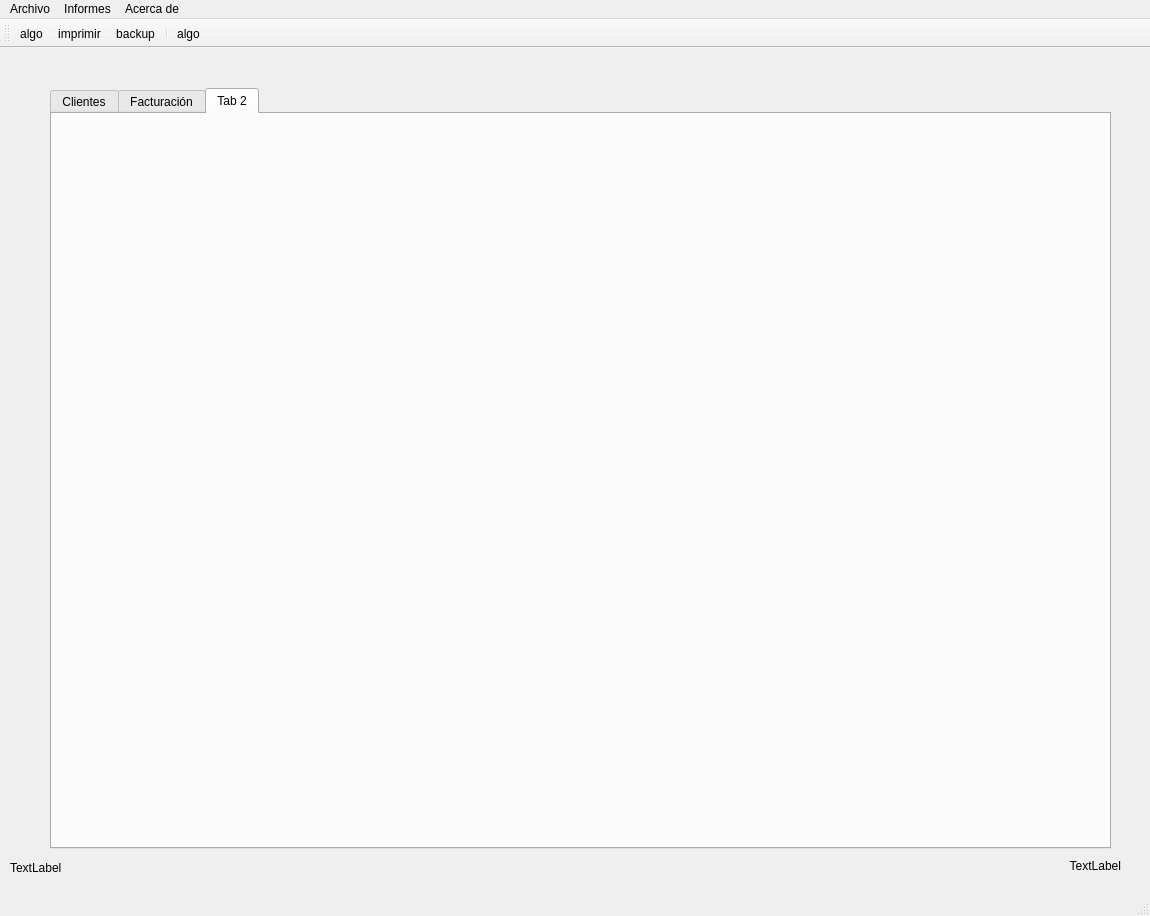
Old version of the form Ventana.ui in the repository roxep5/PrimerProyectoPython.
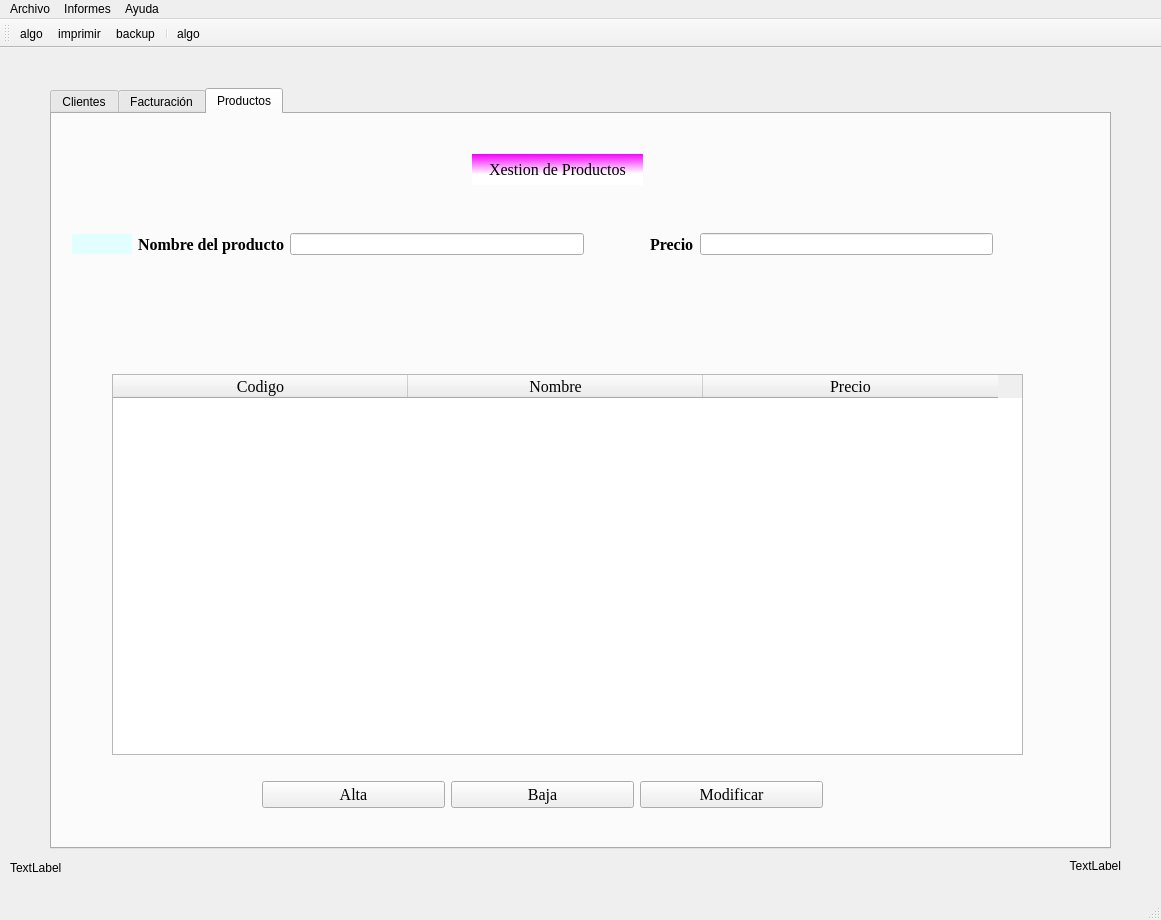
New version of the form. The open tabs and pages were chosen to show the change. Icons and pictures are not drawn.

The edit to the form file:
```diff
--- a/Ventana.ui
+++ b/Ventana.ui
@@ -6,8 +6,8 @@
    <rect>
     <x>0</x>
     <y>0</y>
-    <width>1150</width>
-    <height>916</height>
+    <width>1161</width>
+    <height>920</height>
    </rect>
   </property>
   <property name="sizePolicy">
@@ -815,8 +815,275 @@
     </widget>
     <widget class="QWidget" name="tab_2">
      <attribute name="title">
-      <string>Tab 2</string>
+      <string>Productos</string>
      </attribute>
+     <widget class="QLabel" name="lblxestion_2">
+      <property name="geometry">
+       <rect>
+        <x>420</x>
+        <y>40</y>
+        <width>171</width>
+        <height>31</height>
+       </rect>
+      </property>
+      <property name="font">
+       <font>
+        <family>Times New Roman</family>
+        <pointsize>12</pointsize>
+       </font>
+      </property>
+      <property name="styleSheet">
+       <string notr="true">background-color:qlineargradient(spread:pad, x1:0.42, y1:0, x2:0.449, y2:1, stop:0 rgba(245, 0, 255, 255), stop:0.642045 rgba(255, 255, 255, 255))</string>
+      </property>
+      <property name="text">
+       <string>Xestion de Productos</string>
+      </property>
+      <property name="alignment">
+       <set>Qt::AlignCenter</set>
+      </property>
+     </widget>
+     <widget class="QScrollArea" name="scrollArea_2">
+      <property name="geometry">
+       <rect>
+        <x>60</x>
+        <y>260</y>
+        <width>911</width>
+        <height>381</height>
+       </rect>
+      </property>
+      <property name="widgetResizable">
+       <bool>true</bool>
+      </property>
+      <widget class="QWidget" name="scrollAreaWidgetContents_2">
+       <property name="geometry">
+        <rect>
+         <x>0</x>
+         <y>0</y>
+         <width>909</width>
+         <height>379</height>
+        </rect>
+       </property>
+       <widget class="QTableWidget" name="tableProd">
+        <property name="geometry">
+         <rect>
+          <x>0</x>
+          <y>0</y>
+          <width>911</width>
+          <height>381</height>
+         </rect>
+        </property>
+        <property name="font">
+         <font>
+          <family>Times New Roman</family>
+          <pointsize>12</pointsize>
+         </font>
+        </property>
+        <property name="layoutDirection">
+         <enum>Qt::LeftToRight</enum>
+        </property>
+        <property name="frameShape">
+         <enum>QFrame::NoFrame</enum>
+        </property>
+        <attribute name="horizontalHeaderDefaultSectionSize">
+         <number>295</number>
+        </attribute>
+        <column>
+         <property name="text">
+          <string>Codigo</string>
+         </property>
+         <property name="toolTip">
+          <string/>
+         </property>
+         <property name="font">
+          <font>
+           <family>Times New Roman</family>
+           <pointsize>12</pointsize>
+          </font>
+         </property>
+         <property name="textAlignment">
+          <set>AlignCenter</set>
+         </property>
+        </column>
+        <column>
+         <property name="text">
+          <string>Nombre</string>
+         </property>
+         <property name="font">
+          <font>
+           <family>Times New Roman</family>
+           <pointsize>12</pointsize>
+          </font>
+         </property>
+         <property name="textAlignment">
+          <set>AlignCenter</set>
+         </property>
+        </column>
+        <column>
+         <property name="text">
+          <string>Precio</string>
+         </property>
+         <property name="font">
+          <font>
+           <family>Times New Roman</family>
+           <pointsize>12</pointsize>
+          </font>
+         </property>
+         <property name="textAlignment">
+          <set>AlignCenter</set>
+         </property>
+        </column>
+       </widget>
+      </widget>
+     </widget>
+     <widget class="QWidget" name="layoutWidget">
+      <property name="geometry">
+       <rect>
+        <x>20</x>
+        <y>110</y>
+        <width>921</width>
+        <height>41</height>
+       </rect>
+      </property>
+      <layout class="QHBoxLayout" name="horizontalLayout_8">
+       <item>
+        <widget class="QLineEdit" name="editCod">
+         <property name="minimumSize">
+          <size>
+           <width>60</width>
+           <height>20</height>
+          </size>
+         </property>
+         <property name="maximumSize">
+          <size>
+           <width>60</width>
+           <height>20</height>
+          </size>
+         </property>
+         <property name="styleSheet">
+          <string notr="true">background-color: rgb(225, 255, 253)</string>
+         </property>
+         <property name="inputMask">
+          <string notr="true"/>
+         </property>
+         <property name="frame">
+          <bool>false</bool>
+         </property>
+         <property name="echoMode">
+          <enum>QLineEdit::Normal</enum>
+         </property>
+         <property name="readOnly">
+          <bool>true</bool>
+         </property>
+         <property name="placeholderText">
+          <string notr="true"/>
+         </property>
+        </widget>
+       </item>
+       <item>
+        <widget class="QLabel" name="lblNomeProd">
+         <property name="font">
+          <font>
+           <family>Times New Roman</family>
+           <pointsize>12</pointsize>
+           <weight>75</weight>
+           <bold>true</bold>
+          </font>
+         </property>
+         <property name="text">
+          <string>Nombre del producto</string>
+         </property>
+        </widget>
+       </item>
+       <item>
+        <widget class="QLineEdit" name="editNombreProd"/>
+       </item>
+       <item>
+        <spacer name="horizontalSpacer_5">
+         <property name="orientation">
+          <enum>Qt::Horizontal</enum>
+         </property>
+         <property name="sizeType">
+          <enum>QSizePolicy::Fixed</enum>
+         </property>
+         <property name="sizeHint" stdset="0">
+          <size>
+           <width>60</width>
+           <height>30</height>
+          </size>
+         </property>
+        </spacer>
+       </item>
+       <item>
+        <widget class="QLabel" name="lblPrecioProd">
+         <property name="font">
+          <font>
+           <family>Times New Roman</family>
+           <pointsize>12</pointsize>
+           <weight>75</weight>
+           <bold>true</bold>
+          </font>
+         </property>
+         <property name="text">
+          <string>Precio</string>
+         </property>
+        </widget>
+       </item>
+       <item>
+        <widget class="QLineEdit" name="editPrecioProd"/>
+       </item>
+      </layout>
+     </widget>
+     <widget class="QWidget" name="layoutWidget">
+      <property name="geometry">
+       <rect>
+        <x>210</x>
+        <y>660</y>
+        <width>561</width>
+        <height>41</height>
+       </rect>
+      </property>
+      <layout class="QHBoxLayout" name="horizontalLayout_9">
+       <item>
+        <widget class="QPushButton" name="btnAltaProd">
+         <property name="font">
+          <font>
+           <family>Times New Roman</family>
+           <pointsize>12</pointsize>
+          </font>
+         </property>
+         <property name="text">
+          <string>Alta</string>
+         </property>
+        </widget>
+       </item>
+       <item>
+        <widget class="QPushButton" name="btnBajaProd">
+         <property name="font">
+          <font>
+           <family>Times New Roman</family>
+           <pointsize>12</pointsize>
+          </font>
+         </property>
+         <property name="text">
+          <string>Baja</string>
+         </property>
+        </widget>
+       </item>
+       <item>
+        <widget class="QPushButton" name="btnModificarProd">
+         <property name="font">
+          <font>
+           <family>Times New Roman</family>
+           <pointsize>12</pointsize>
+          </font>
+         </property>
+         <property name="text">
+          <string>Modificar</string>
+         </property>
+        </widget>
+       </item>
+      </layout>
+     </widget>
     </widget>
    </widget>
    <widget class="QLabel" name="lblstatus">
@@ -857,7 +1124,7 @@
     <rect>
      <x>0</x>
      <y>0</y>
-     <width>1150</width>
+     <width>1161</width>
      <height>21</height>
     </rect>
    </property>
@@ -880,7 +1147,7 @@
    </widget>
    <widget class="QMenu" name="menuAcerca_de">
     <property name="title">
-     <string>Acerca de</string>
+     <string>Ayuda</string>
     </property>
    </widget>
    <addaction name="menuArchivo"/>
```
Left out of the diff: 28 changed lines with no effect on the pictures.
